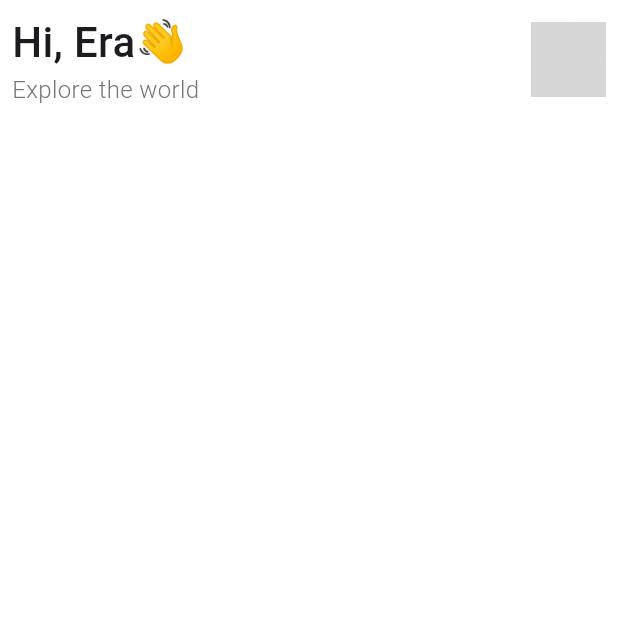
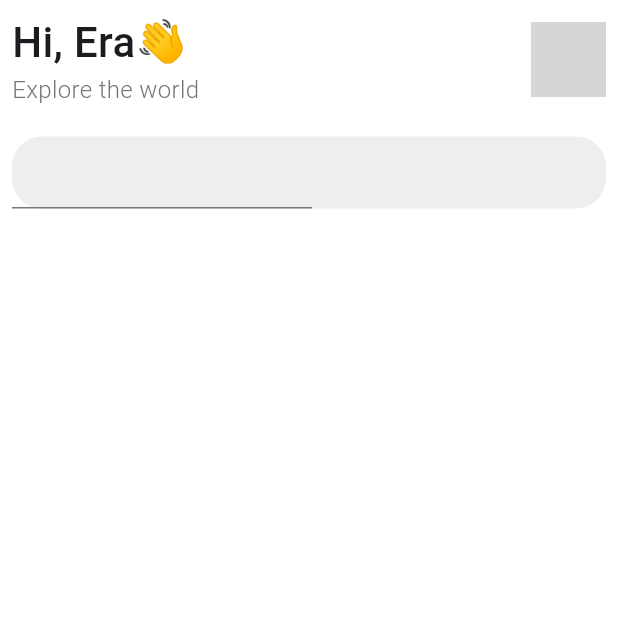
Before and after one commit to Eranga035225/app_for_travel_tales_flutter, a Flutter app: the screen it shows after launch, on a phone screen of 412 x 824 dp, the top half of it. Run offline on Flutter 3.47's test engine with Material 3 defaults, Android fonts, the phone set to English and light mode, and no system bars; our stand-ins replace font_awesome_flutter, google_fonts; network calls fail; grey boxes are pictures that could not be loaded.

Commit message:
developing the second section in the home screen

```diff
--- a/lib/screens/home_screen.dart
+++ b/lib/screens/home_screen.dart
@@ -10,6 +10,7 @@ class HomeScreen extends StatefulWidget {
 class _HomeScreenState extends State<HomeScreen> {
   @override
   Widget build(BuildContext context) {
+    final size  = MediaQuery.sizeOf(context);
     return Scaffold(
       backgroundColor: Colors.white,
       body: SafeArea(
@@ -44,7 +45,39 @@ class _HomeScreenState extends State<HomeScreen> {
 
 
 
-            ],)
+
+
+            ],),
+
+            SizedBox(height: 20,),
+
+            Container(
+              width: size.width - 16,
+
+              decoration: BoxDecoration(
+                color:Colors.grey.shade200,
+                borderRadius: BorderRadius.circular(20)
+
+              ),
+              child:Row(children: [
+                SizedBox(
+                  width:200,
+                  child: TextField(
+
+
+                  )
+
+                )
+              ],)
+            )
+
+
+
+
+
+
+
+
 
           ],),
         ),
```
